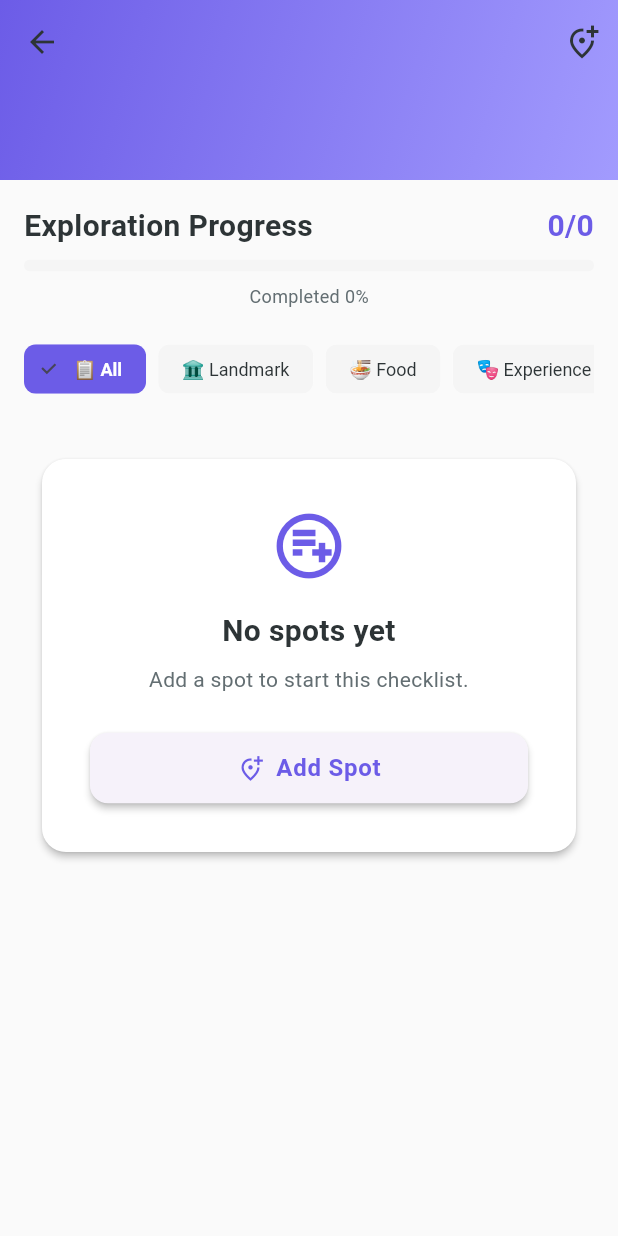
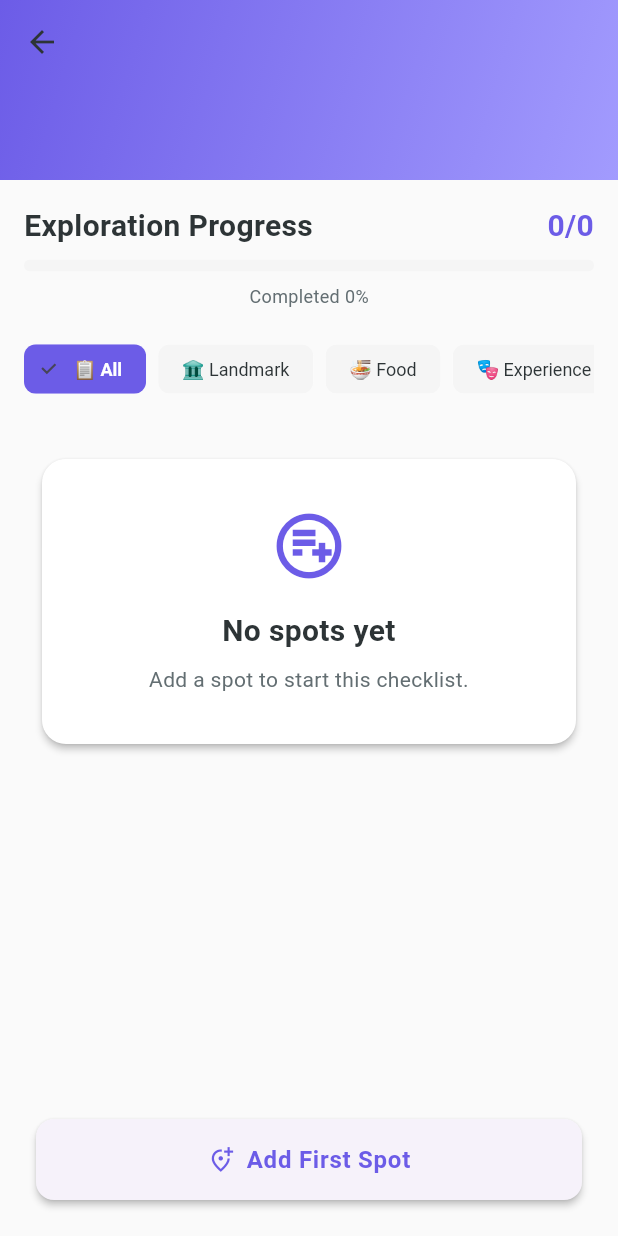
Before and after one commit to hwalhg/roamquest, a Flutter app: the ChecklistPage screen opened directly with empty values, on a phone screen of 412 x 824 dp. Run offline on Flutter 3.47's test engine with Material 3 defaults, Android fonts, the phone set to English and light mode, and no system bars; our stand-ins replace dio, equatable, flutter_dotenv, geocoding, geolocator, image_picker and 6 more; missing offline and left inert: universal_html; accounts and stored records are empty.

Commit message:
Refine checklist premium prompts

```diff
--- a/lib/features/checklist/checklist_page.dart
+++ b/lib/features/checklist/checklist_page.dart
@@ -13,7 +13,7 @@ import 'add_custom_spot_page.dart';
 import 'create_custom_checklist_page.dart';
 import '../checkin/checkin_page.dart';
 import '../report/report_page.dart';
-import '../subscription/city_subscription_page.dart';
+import '../subscription/subscription_page.dart';
 
 /// Checklist display page
 class ChecklistPage extends StatefulWidget {
@@ -203,8 +203,7 @@ class _ChecklistPageState extends State<ChecklistPage>
             ),
         ],
       ),
-      bottomNavigationBar: _checklist.isCustom
-          ? SafeArea(
+      bottomNavigationBar: SafeArea(
         top: false,
         child: Padding(
           padding: const EdgeInsets.fromLTRB(
@@ -226,8 +225,7 @@ class _ChecklistPageState extends State<ChecklistPage>
             ),
           ),
         ),
-            )
-          : null,
+      ),
       floatingActionButton: Column(
         mainAxisSize: MainAxisSize.min,
         crossAxisAlignment: CrossAxisAlignment.end,
@@ -266,22 +264,18 @@ class _ChecklistPageState extends State<ChecklistPage>
                 itemBuilder: (context) => [
                   PopupMenuItem(
                     value: 'edit',
-                    child: Text(AppLocalizations.of(context).get('editChecklist')),
+                    child:
+                        Text(AppLocalizations.of(context).get('editChecklist')),
                   ),
                   PopupMenuItem(
                     value: 'delete',
-                    child: Text(AppLocalizations.of(context).get('deleteChecklist')),
+                    child: Text(
+                        AppLocalizations.of(context).get('deleteChecklist')),
                   ),
                 ],
               ),
             ]
-          : [
-              IconButton(
-                onPressed: _handleAddCustomSpot,
-                icon: const Icon(Icons.add_location_alt_outlined),
-                tooltip: AppLocalizations.of(context).addSpot,
-              ),
-            ],
+          : null,
       flexibleSpace: FlexibleSpaceBar(
         title: Text(
           _checklist.displayTitle,
@@ -717,17 +711,6 @@ class _ChecklistPageState extends State<ChecklistPage>
                 ),
                 textAlign: TextAlign.center,
               ),
-              if (!_checklist.isCustom) ...[
-                const SizedBox(height: AppSpacing.lg),
-                SizedBox(
-                  width: double.infinity,
-                  child: ElevatedButton.icon(
-                    onPressed: _handleAddCustomSpot,
-                    icon: const Icon(Icons.add_location_alt_outlined),
-                    label: Text(l10n.get('addSpot')),
-                  ),
-                ),
-              ],
             ],
           ),
         ),
@@ -1030,8 +1013,6 @@ class _ChecklistPageState extends State<ChecklistPage>
     }
 
     final remaining = _remainingFreeCheckIns;
-    final cityPrice = _checklist.city!.subscriptionPrice;
-
     return showDialog(
       context: context,
       builder: (context) => AlertDialog(
@@ -1058,8 +1039,9 @@ class _ChecklistPageState extends State<ChecklistPage>
               )
             else
               Text(
-                '\$$cityPrice - ${l10n.get('oneTimePurchase')}',
+                l10n.get('premiumAccessInactiveDesc'),
                 style: AppTextStyles.bodySmall,
+                textAlign: TextAlign.center,
               ),
             if (remaining != null) ...[
               const SizedBox(height: AppSpacing.sm),
@@ -1095,13 +1077,13 @@ class _ChecklistPageState extends State<ChecklistPage>
               Navigator.push(
                 context,
                 MaterialPageRoute(
-                  builder: (_) => CitySubscriptionPage(city: _checklist.city!),
+                  builder: (_) => const SubscriptionPage(),
                 ),
               ).then((_) => _checkSubscriptionStatus());
             },
             child: Text(_checklist.city!.isFree
                 ? l10n.get('unlockFree')
-                : '${l10n.get('unlock')} \$${cityPrice.toStringAsFixed(2)}'),
+                : l10n.get('viewSubscriptionPlans')),
           ),
         ],
       ),
--- a/lib/l10n/app_localizations.dart
+++ b/lib/l10n/app_localizations.dart
@@ -166,6 +166,7 @@ class AppLocalizations {
       'quarterly': 'Quarterly',
       'yearly': 'Yearly',
       'subscribeNow': 'Subscribe Now',
+      'viewSubscriptionPlans': 'View Subscription Plans',
       'restorePurchase': 'Restore Purchase',
       'termsOfService': 'By subscribing, you agree to our',
       'termsAndPrivacy': 'Terms of Service and Privacy Policy',
@@ -415,6 +416,7 @@ class AppLocalizations {
       'yearly': '年付',
       'savings': '节省',
       'subscribeNow': '立即订阅',
+      'viewSubscriptionPlans': '查看订阅方案',
       'restorePurchase': '恢复购买',
       'termsOfService': '订阅即表示您同意我们的',
       'termsAndPrivacy': '服务条款和隐私政策',
```
Also changed, not shown: 1 other file. Lines whose indentation alone changed are shown as unchanged.
